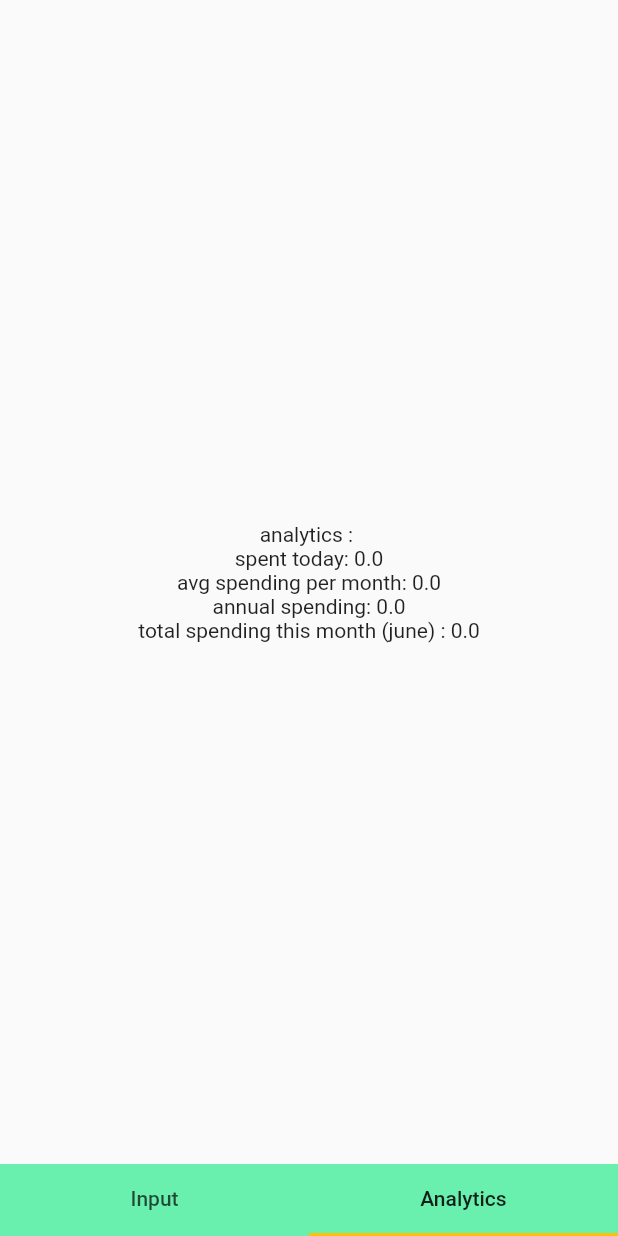
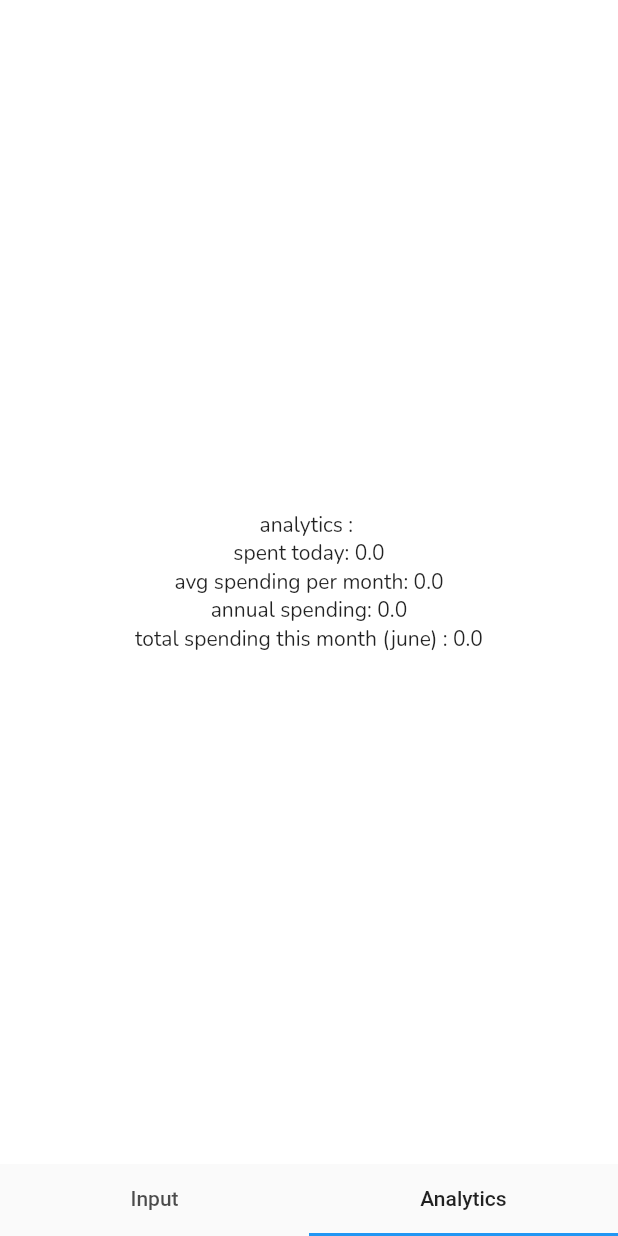
Before and after one commit to phantomcorn/Broked, a Flutter app: the screen it shows after launch, tab 2 chosen, on a phone screen of 412 x 824 dp. Run offline on Flutter 3.47's test engine with Material 2 defaults, Android fonts, the light colour scheme and no system bars; our stand-ins replace google_fonts, sqflite; accounts and stored records are empty.

Commit message:
added CustomTheme dart file and use theme instead of specifying style for individual widgets

```diff
--- /dev/null
+++ b/lib/CustomTheme.dart
@@ -0,0 +1,23 @@
+import 'dart:ui';
+
+import 'package:flutter/material.dart';
+import 'package:google_fonts/google_fonts.dart';
+
+class customTheme {
+
+  static ThemeData get greyTheme {
+    return ThemeData(
+      primaryColor: Colors.grey,
+      scaffoldBackgroundColor: const Color.fromRGBO(255, 255, 255, 1),
+      textTheme: GoogleFonts.nunitoTextTheme(),
+      elevatedButtonTheme: ElevatedButtonThemeData(
+        style : ElevatedButton.styleFrom(
+          shape: RoundedRectangleBorder(
+              borderRadius: BorderRadius.circular(10)
+          ),
+          primary : const Color.fromRGBO(169, 169, 169, 1),
+        )
+      )
+    );
+  }
+}
--- a/lib/main.dart
+++ b/lib/main.dart
@@ -3,6 +3,7 @@ import 'package:flutter/material.dart';
 import 'package:flutter/services.dart';
 import 'package:intl/intl.dart';
 import "Database.dart";
+import "CustomTheme.dart";
 
 void main() {
   runApp(MyApp());
@@ -16,18 +17,7 @@ class MyApp extends StatelessWidget {
   Widget build(BuildContext context) {
     return MaterialApp(
       title: 'Broked',
-      theme: ThemeData(
-        // This is the theme of your application.
-        //
-        // Try running your application with "flutter run". You'll see the
-        // application has a blue toolbar. Then, without quitting the app, try
-        // changing the primarySwatch below to Colors.green and then invoke
-        // "hot reload" (press "r" in the console where you ran "flutter run",
-        // or simply save your changes to "hot reload" in a Flutter IDE).
-        // Notice that the counter didn't reset back to zero; the application
-        // is not restarted.
-        primarySwatch: Colors.amber,
-      ),
+      theme: customTheme.greyTheme,
       home: MyHomePage(title: 'Broked'),
     );
   }
@@ -52,21 +42,6 @@ class MyHomePage extends StatefulWidget {
 
 
 class _MyHomePageState extends State<MyHomePage> {
-/*
-  Future checkFirstSeen() async {
-    SharedPreferences prefs = await SharedPreferences.getInstance();
-    bool _firstTime = (prefs.getBool('firstTime') ?? false);
-
-    if (_firstTime) {
-      //create db
-    } else {
-      await prefs.setBool('firstTime', true);
-      //get db and get pointer
-    }
-  }
-
- */
-
 
   @override
   Widget build(BuildContext context) {
@@ -80,7 +55,6 @@ class _MyHomePageState extends State<MyHomePage> {
         length : 2,
         child : Scaffold(
           bottomNavigationBar: Material(
-            color: Colors.greenAccent,
             child: TabBar(
               tabs: [
                 Tab(text: "Input"),
@@ -161,9 +135,6 @@ class _BrokeMain extends State<BrokeMain> {
                   amountController.clear();
                 },
               child: Text("BROKE!"),
-              style : ElevatedButton.styleFrom(
-                primary: Colors.brown
-              )
             )
           ],
           mainAxisAlignment: MainAxisAlignment.center
```
Also changed, not shown: 2 other files.
